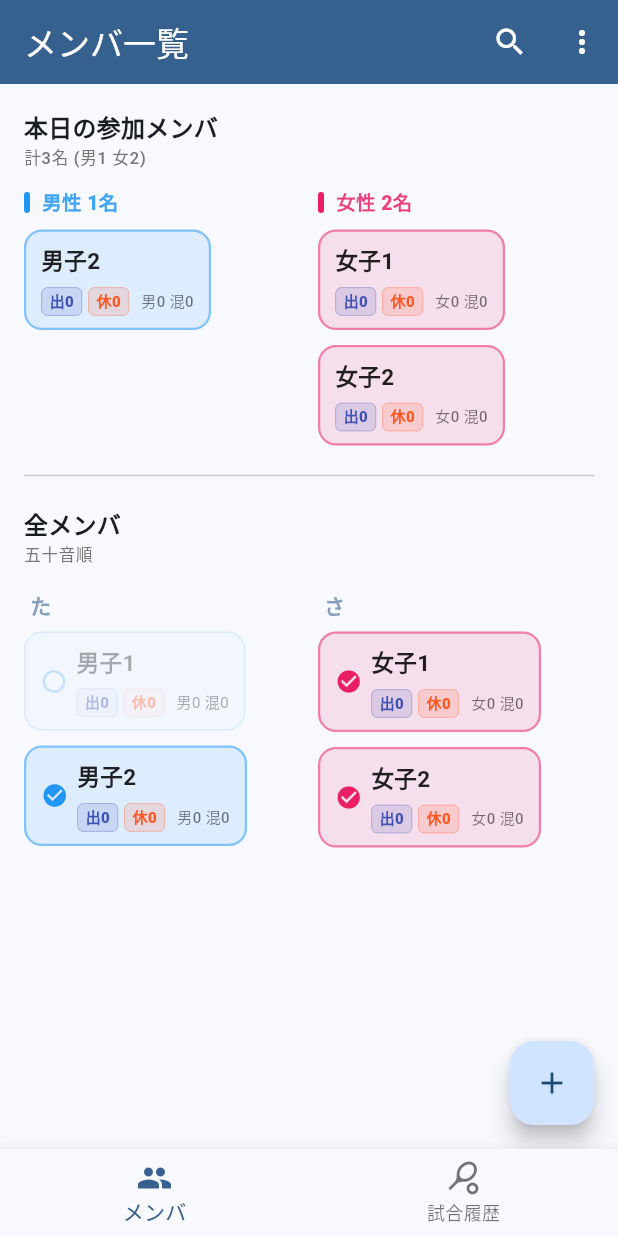
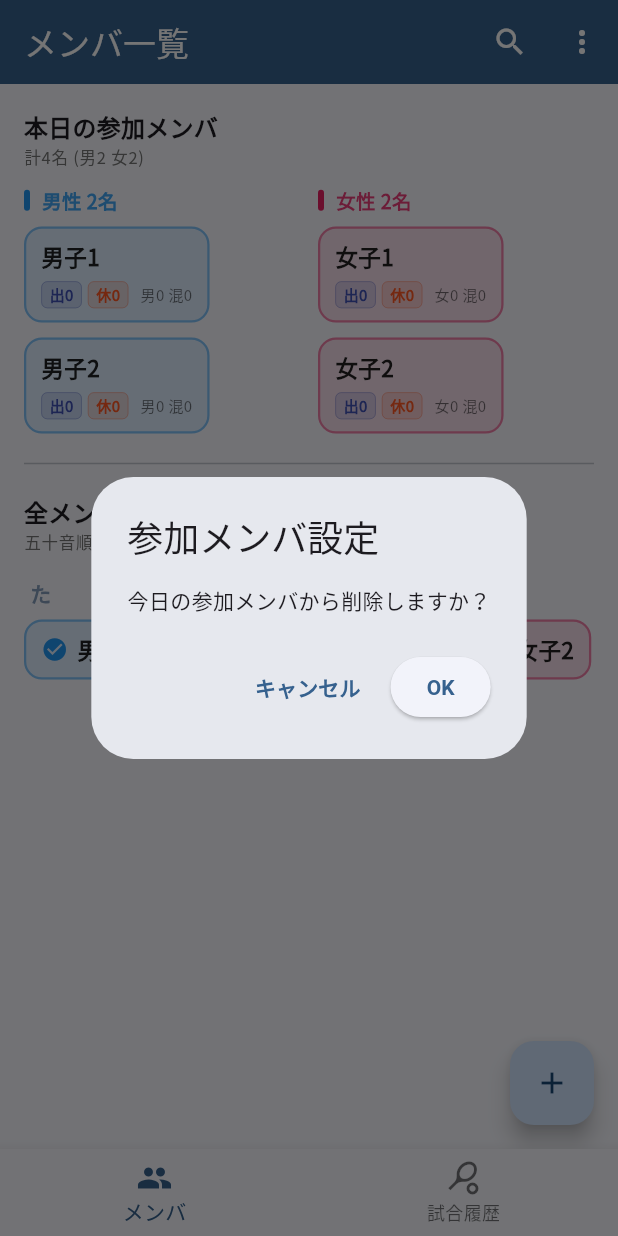
Before and after one commit to artasino/game_member_generator, a Flutter app: the screen it shows after launch, after a tap on an icon or button, on a phone screen of 412 x 824 dp. Run offline on Flutter 3.47's test engine with Material 3 defaults, Android fonts, the phone set to English and light mode, and no system bars; our stand-ins replace csv, equatable, file_picker, google_fonts, share_plus, sqflite and 1 more; accounts and stored records are empty; Roboto replaces fonts that are missing (Kanit).

Commit message:
feat(ui): update player list and match history UI with fonts, localization, and interaction improvements

```diff
--- a/lib/main.dart
+++ b/lib/main.dart
@@ -1,6 +1,7 @@
 import 'package:flutter/material.dart';
 import 'package:game_member_generator/config/app_config.dart';
 import 'package:game_member_generator/domain/algorithm/court_assignment/court_assignment_algorithm.dart';
+import 'package:google_fonts/google_fonts.dart';
 
 import 'domain/algorithm/balanced_match_algorithm.dart';
 import 'domain/algorithm/court_assignment/stochastic_court_assignment_algorithm.dart';
@@ -83,6 +84,18 @@
       theme: ThemeData(
         colorScheme: ColorScheme.fromSeed(seedColor: Colors.blue),
         useMaterial3: true,
+        textTheme: GoogleFonts.notoSansJpTextTheme(
+          Theme.of(context).textTheme,
+        ).copyWith(
+          displayMedium: GoogleFonts.notoSansJp(
+            fontWeight: FontWeight.w900,
+            letterSpacing: 2.0,
+            color: const Color(0xFF2C3E50),
+          ),
+          labelLarge: GoogleFonts.kanit(
+            fontWeight: FontWeight.bold,
+          ),
+        ),
       ),
       home: MainNavigationScreen(
         playerNotifier: playerNotifier,
--- a/lib/presentation/screens/player_list_screen.dart
+++ b/lib/presentation/screens/player_list_screen.dart
@@ -224,7 +224,7 @@
                           color: Colors.blue,
                         ),
                         const SizedBox(height: 8),
-                        _buildWrap(activeMales),
+                        _buildWrap(activeMales, showStats: true),
                       ],
                     ],
                   ),
@@ -240,7 +240,7 @@
                           color: Colors.pink,
                         ),
                         const SizedBox(height: 8),
-                        _buildWrap(activeFemales),
+                        _buildWrap(activeFemales, showStats: true),
                       ],
                     ],
                   ),
@@ -321,7 +321,7 @@
   }
 
   Widget _buildWrap(List<PlayerWithStats> players,
-      {bool showCheckbox = false}) {
+      {bool showCheckbox = false, bool showStats = false}) {
     return Wrap(
       spacing: 10,
       runSpacing: 10,
@@ -329,12 +329,13 @@
         return PlayerChip(
           playerWithStats: p,
           onTap: () {
-            widget.notifier.toggleActive(p.player);
+            _showActivateDeactivateDialog(context, p.player);
           },
           onLongPress: () {
             _showAddEditDialog(context, player: p.player);
           },
           showCheckbox: showCheckbox,
+          showStats: showStats,
         );
       }).toList(),
     );
@@ -428,6 +429,33 @@
     if (index != -1) return index;
     if (RegExp(r'^[A-Z]$').hasMatch(label)) return 100 + label.codeUnitAt(0);
     return 1000;
+  }
+
+  void _showActivateDeactivateDialog(BuildContext context, Player player) {
+    final isToActivate = !player.isActive;
+    showDialog(
+      context: context,
+      builder: (context) {
+        return AlertDialog(
+          title: Text("参加メンバ設定"),
+          content:
+              Text(isToActivate ? '今日の参加メンバーに登録しますか？' : '今日の参加メンバから削除しますか？'),
+          actions: [
+            TextButton(
+              onPressed: () => Navigator.pop(context),
+              child: const Text('キャンセル'),
+            ),
+            ElevatedButton(
+              onPressed: () async {
+                await widget.notifier.toggleActive(player);
+                if (context.mounted) Navigator.pop(context); // 安全なPop
+              },
+              child: const Text('OK'),
+            ),
+          ],
+        );
+      },
+    );
   }
 
   void _showAddEditDialog(BuildContext context, {Player? player}) {
--- a/lib/presentation/widgets/player_list_widgets.dart
+++ b/lib/presentation/widgets/player_list_widgets.dart
@@ -78,6 +78,7 @@
   final VoidCallback onTap;
   final VoidCallback onLongPress;
   final bool showCheckbox;
+  final bool showStats;
 
   const PlayerChip({
     super.key,
@@ -85,6 +86,7 @@
     required this.onTap,
     required this.onLongPress,
     this.showCheckbox = false,
+    this.showStats = false,
   });
 
   @override
@@ -161,6 +163,7 @@
                         ],
                       ],
                     ),
+                    if (showStats) ...[
                       const SizedBox(height: 6),
                       Row(
                         mainAxisSize: MainAxisSize.min,
@@ -191,6 +194,7 @@
                           ),
                         ],
                       ),
+                    ]
                   ],
                 ),
               ],
--- a/pubspec.yaml
+++ b/pubspec.yaml
@@ -22,6 +22,7 @@
   share_plus: ^12.0.1
   equatable: ^2.0.8
   collection: ^1.19.1
+  google_fonts: ^8.0.2
 
 dev_dependencies:
   flutter_test:
```
Also changed, not shown: lib/presentation/widgets/match_history_widgets.dart (+23 -11 lines), pubspec.lock. Lines whose indentation alone changed are shown as unchanged.
